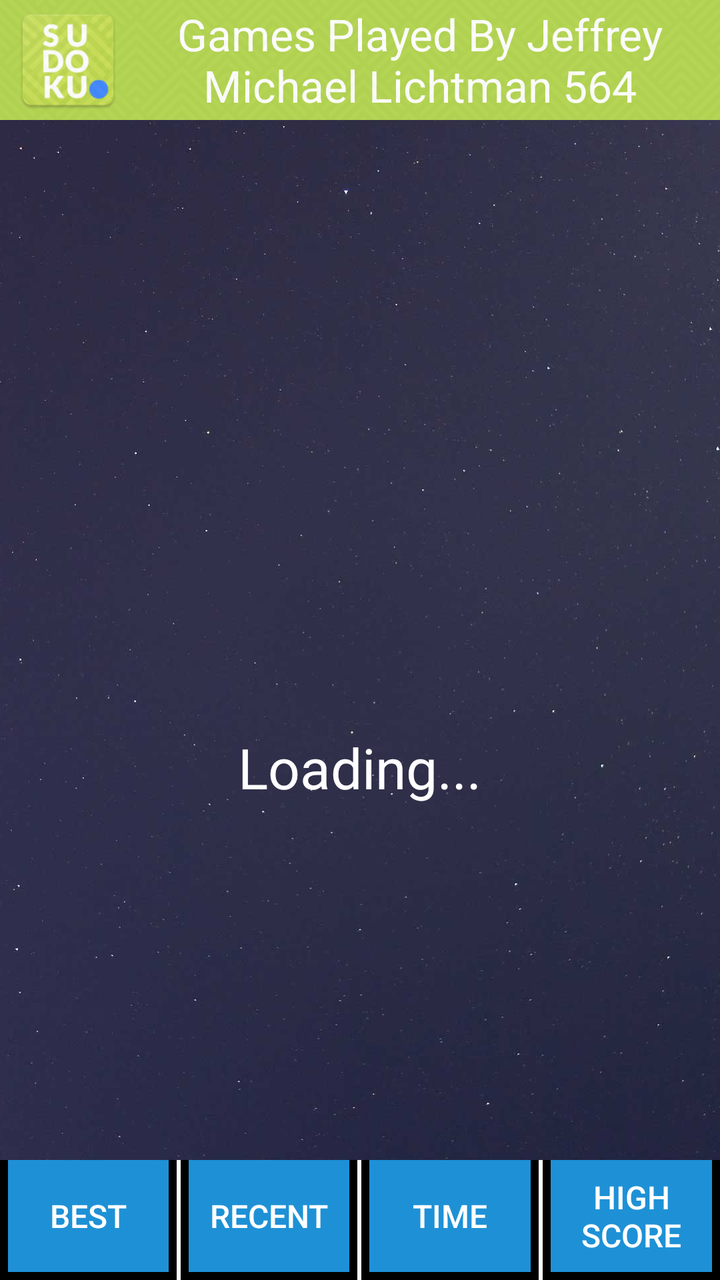
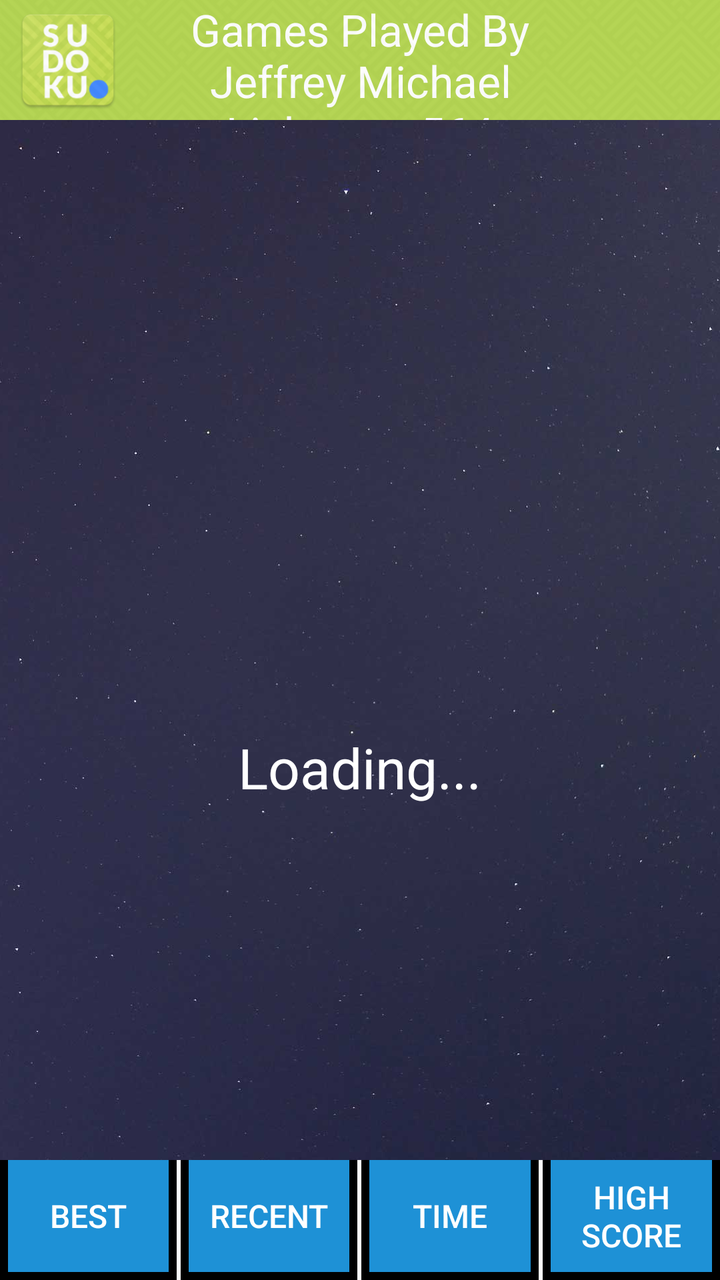

Screens rendered from an Android XML layout before and after an edit, with the pre-edit source and the edit as a unified diff.
<!-- AndroidManifest.xml: application theme AppTheme -->
<!-- res/layout/activity_completedgame_phablet.xml -->
<?xml version="1.0" encoding="utf-8"?>
<RelativeLayout xmlns:android="http://schemas.android.com/apk/res/android"
    xmlns:app="http://schemas.android.com/apk/res-auto"
    xmlns:tools="http://schemas.android.com/tools"
    android:id="@+id/activity_history"
    android:layout_width="match_parent"
    android:layout_height="match_parent"
    android:fitsSystemWindows="false">

    <ImageView
        android:id="@+id/imageView7"
        android:layout_width="match_parent"
        android:layout_height="match_parent"
        android:scaleType="centerCrop"
        app:srcCompat="@drawable/coolbackground" />

    <LinearLayout
        android:layout_width="match_parent"
        android:layout_height="match_parent"
        android:layout_centerHorizontal="true"
        android:layout_centerVertical="true"
        android:orientation="vertical"
        android:weightSum="100">

        <RelativeLayout
            android:layout_width="match_parent"
            android:layout_height="60dp"
            android:background="@color/color1"
            android:orientation="horizontal">

            <ImageView
                android:id="@+id/icon_comp_usr"
                android:layout_width="52dp"
                android:layout_height="52dp"
                android:layout_alignParentLeft="true"
                android:layout_alignParentStart="true"
                android:layout_centerVertical="true"
                android:layout_marginLeft="8dp"
                app:srcCompat="@mipmap/ic_launcher" />

            <TextView
                android:id="@+id/user_name"
                android:layout_width="match_parent"
                android:layout_height="match_parent"
                android:layout_toEndOf="@+id/icon_comp_usr"
                android:layout_toRightOf="@+id/icon_comp_usr"
                android:gravity="center_vertical|center_horizontal"
                android:text="Games Played By Jeffrey Michael Lichtman 564"
                android:textAllCaps="false"
                android:textColor="@android:color/white"
                android:textSize="22sp" />

            <ImageView
                android:id="@+id/imageView26"
                android:layout_width="match_parent"
                android:layout_height="match_parent"
                android:alpha=".15"
                android:scaleType="centerCrop"
                app:srcCompat="@drawable/keyboardbg" />
        </RelativeLayout>

        <android.support.v7.widget.RecyclerView
            android:id="@+id/recyclerView"
            android:layout_width="match_parent"
            android:layout_height="0dp"
            android:layout_marginBottom="5dp"
            android:layout_marginTop="5dp"

            android:layout_weight="100"
            android:background="@android:color/transparent" />

        <RelativeLayout
            android:layout_width="match_parent"
            android:layout_height="60dp"
            android:background="@android:color/black"
            android:orientation="horizontal"
            android:weightSum="4">

            <ImageView
                android:id="@+id/imageView27"
                android:layout_width="match_parent"
                android:layout_height="match_parent"
                android:alpha=".3"
                android:scaleType="centerCrop"
                android:visibility="gone"
                app:srcCompat="@drawable/keyboardbg" />

            <LinearLayout
                android:layout_width="match_parent"
                android:layout_height="match_parent"
                android:background="@android:color/black"
                android:orientation="horizontal"
                android:weightSum="4">

                <Button
                    android:id="@+id/sort_best"
                    style="@style/Widget.AppCompat.Button.Borderless"
                    android:layout_width="0dp"
                    android:layout_height="match_parent"
                    android:layout_marginBottom="4dp"
                    android:layout_marginLeft="4dp"
                    android:layout_marginRight="4dp"
                    android:layout_weight="1"
                    android:background="@drawable/sorterbuttonfinal"
                    android:gravity="center"
                    android:text="Best"
                    android:textColor="@color/white"
                    android:textSize="16sp" />

                <LinearLayout
                    android:layout_width="2dp"
                    android:layout_height="match_parent"
                    android:background="@color/white"
                    android:orientation="vertical"></LinearLayout>

                <Button
                    android:id="@+id/sort_recent"
                    style="@style/Widget.AppCompat.Button.Borderless"
                    android:layout_width="0dp"
                    android:layout_height="match_parent"
                    android:layout_marginBottom="4dp"
                    android:layout_marginLeft="4dp"
                    android:layout_marginRight="4dp"
                    android:layout_weight="1"
                    android:background="@drawable/sorterbuttonfinal"
                    android:gravity="center"
                    android:text="Recent"
                    android:textColor="@color/white"
                    android:textSize="16sp" />

                <LinearLayout
                    android:layout_width="2dp"
                    android:layout_height="match_parent"
                    android:background="@color/white"
                    android:orientation="vertical"></LinearLayout>

                <Button
                    android:id="@+id/sort_time"
                    style="@style/Widget.AppCompat.Button.Borderless"
                    android:layout_width="0dp"
                    android:layout_height="match_parent"
                    android:layout_marginBottom="4dp"
                    android:layout_marginLeft="4dp"
                    android:layout_marginRight="4dp"
                    android:layout_weight="1"
                    android:background="@drawable/sorterbuttonfinal"
                    android:gravity="center"
                    android:text="Time"
                    android:textColor="@color/white"
                    android:textSize="16sp" />

                <LinearLayout
                    android:layout_width="2dp"
                    android:layout_height="match_parent"
                    android:background="@color/white"
                    android:orientation="vertical"></LinearLayout>

                <Button
                    android:id="@+id/sort_highscore"
                    style="@style/Widget.AppCompat.Button.Borderless"
                    android:layout_width="0dp"
                    android:layout_height="match_parent"
                    android:layout_marginBottom="4dp"
                    android:layout_marginLeft="4dp"
                    android:layout_marginRight="4dp"
                    android:layout_weight="1"
                    android:background="@drawable/sorterbuttonfinal"
                    android:gravity="center"
                    android:text="High Score"
                    android:textColor="@color/white"
                    android:textSize="16sp" />
            </LinearLayout>

        </RelativeLayout>

    </LinearLayout>

    <ProgressBar
        android:id="@+id/progressBar3"
        style="?android:attr/progressBarStyle"
        android:layout_width="80dp"
        android:layout_height="80dp"
        android:layout_centerInParent="true" />

    <TextView
        android:id="@+id/loading3"
        android:layout_width="wrap_content"
        android:layout_height="wrap_content"
        android:layout_below="@+id/progressBar3"
        android:layout_centerHorizontal="true"
        android:layout_centerInParent="false"
        android:layout_marginTop="5dp"
        android:text="Loading..."
        android:textColor="@color/white"
        android:textSize="28sp" />

</RelativeLayout>
<!-- resources referenced by this layout -->
<resources>
  <color name="color1">#abd03a</color>
  <color name="white">#ffffff</color>
  <!-- drawable coolbackground: jpg bitmap (drawable-nodpi, 63366 bytes) -->
  <!-- drawable keyboardbg: png bitmap (drawable-nodpi, 16276 bytes) -->
  <!-- drawable sorterbuttonfinal (drawable-nodpi) -->
  <?xml version="1.0" encoding="utf-8"?>
  <selector xmlns:android="http://schemas.android.com/apk/res/android">
      
      
      <item android:state_pressed="true" android:drawable="@drawable/sorterbuttonpressed" />
      <item android:drawable="@drawable/sorterbutton" />
  </selector>
  <!-- mipmap ic_launcher: png bitmap (mipmap-hdpi, 8002 bytes) -->
  <style name="AppTheme" parent="Theme.AppCompat.Light.NoActionBar">
      <item name="colorPrimary">@color/colorPrimary</item>
      <item name="colorPrimaryDark">@color/colorPrimaryDark</item>
      <item name="colorAccent">@color/colorAccent</item>
      <item name="preferenceTheme">@style/PreferenceThemeOverlay.v14.Material</item>
  
  </style>
  <!-- drawable sorterbuttonpressed (drawable-nodpi) -->
  <?xml version="1.0" encoding="utf-8"?>
  <selector xmlns:android="http://schemas.android.com/apk/res/android">
      <item>
          <shape android:shape="rectangle">
              <solid android:color="#5aa8d7"/>
          </shape>
      </item>
  </selector>
  <!-- drawable sorterbutton (drawable-nodpi) -->
  <?xml version="1.0" encoding="utf-8"?>
  <selector xmlns:android="http://schemas.android.com/apk/res/android">
      <item>
          <shape android:shape="rectangle">
              <solid android:color="@color/color2"/>
  
          </shape>
      </item>
  </selector>
  <color name="colorPrimary">#FFFFFF</color>
  <color name="colorPrimaryDark">#454444</color>
  <color name="colorAccent">#1e91d6</color>
  <color name="color2">#1e91d6</color>
</resources>

<!-- the commit's change to res/layout/activity_completedgame_phablet.xml (unified diff, before → after) -->
@@ -29,6 +29,19 @@
             android:orientation="horizontal">
 
             <ImageView
+                android:id="@+id/imageView38"
+                android:layout_width="52dp"
+                android:layout_height="52dp"
+                android:layout_alignParentEnd="true"
+                android:layout_alignParentLeft="false"
+                android:layout_alignParentRight="true"
+                android:layout_alignParentStart="false"
+                android:layout_centerVertical="true"
+                android:layout_marginRight="8dp"
+                android:visibility="invisible"
+                app:srcCompat="@mipmap/ic_launcher" />
+
+            <ImageView
                 android:id="@+id/icon_comp_usr"
                 android:layout_width="52dp"
                 android:layout_height="52dp"
@@ -43,7 +56,9 @@
                 android:layout_width="match_parent"
                 android:layout_height="match_parent"
                 android:layout_toEndOf="@+id/icon_comp_usr"
+                android:layout_toLeftOf="@+id/imageView38"
                 android:layout_toRightOf="@+id/icon_comp_usr"
+                android:layout_toStartOf="@+id/imageView38"
                 android:gravity="center_vertical|center_horizontal"
                 android:text="Games Played By Jeffrey Michael Lichtman 564"
                 android:textAllCaps="false"
